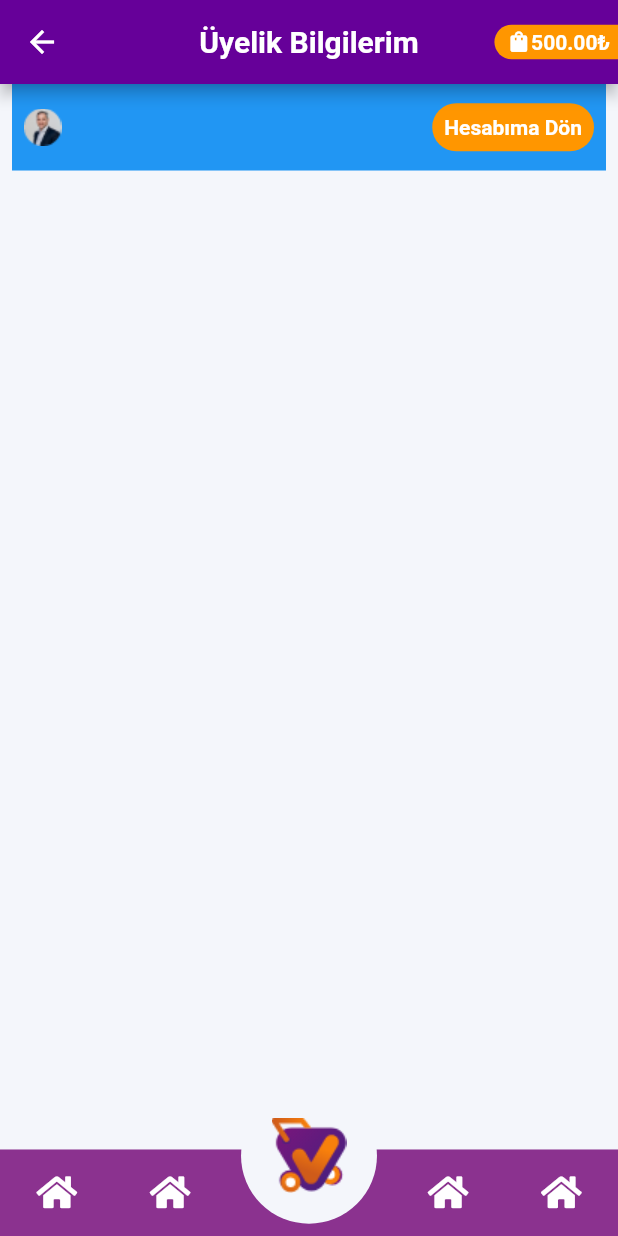
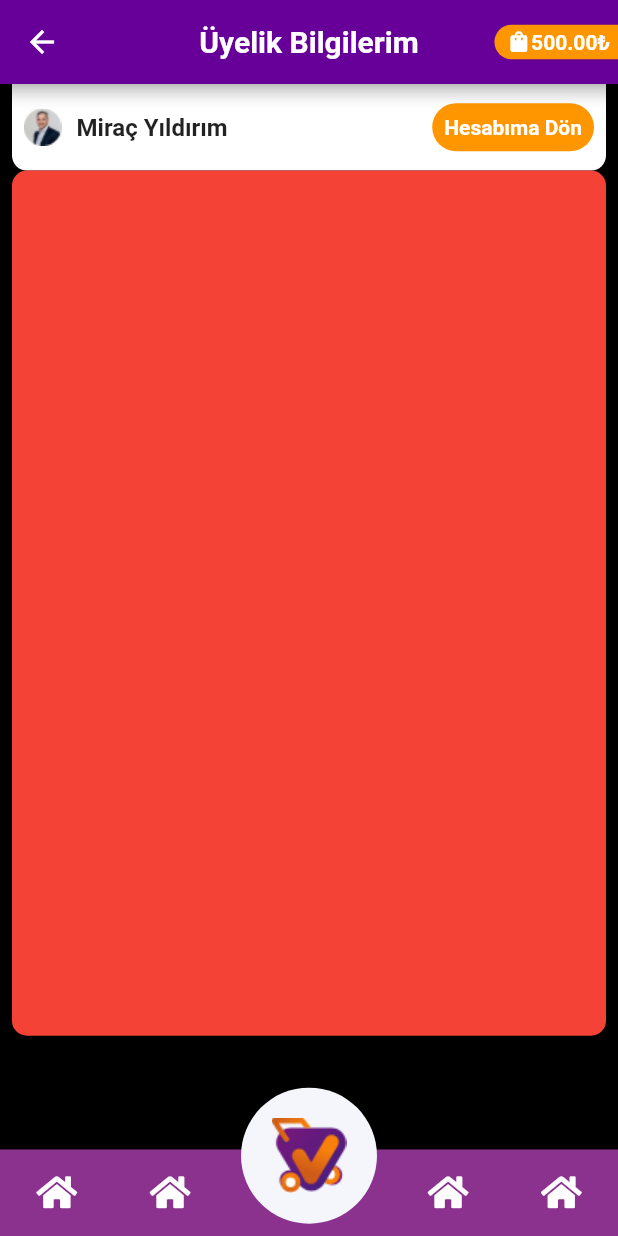
Before and after one commit to tolgabaskesen/vergelsin, a Flutter app: the UyelikBilgilerim screen opened by its route, on a phone screen of 412 x 824 dp. Run offline on Flutter 3.47's test engine with Material 2 defaults, Android fonts, the phone set to English and light mode, and no system bars; drawn by our look-alikes of auto_size_text; our stand-ins replace font_awesome_flutter, persistent_bottom_nav_bar.

Commit message:
bottomappbar bottomsheet yapıldı

```diff
--- a/lib/main.dart
+++ b/lib/main.dart
@@ -14,6 +14,8 @@ class MyApp extends StatelessWidget {
       title: 'VerGelsin APP',
       theme: ThemeData(
         primarySwatch: Colors.blue,
+        bottomSheetTheme:
+            BottomSheetThemeData(backgroundColor: Colors.transparent),
       ),
       home: MyHomePage(title: 'VerGelsin APP'),
       debugShowCheckedModeBanner: false,
--- a/lib/screens/deneme_screen.dart
+++ b/lib/screens/deneme_screen.dart
@@ -28,7 +28,7 @@ Widget navBar(BuildContext context) {
   return Container(
     width: size.width,
     height: size.height * 0.12,
-    color: arkaplanRenk,
+    color: Colors.transparent,
     alignment: Alignment.bottomCenter,
     child: Stack(
       children: [
--- a/lib/screens/uyelik_bilgilerim.dart
+++ b/lib/screens/uyelik_bilgilerim.dart
@@ -16,18 +16,24 @@ class _UyelikBilgilerimState extends State<UyelikBilgilerim> {
     Size size = MediaQuery.of(context).size;
     return Scaffold(
       appBar: genelAppBar(context, "Üyelik Bilgilerim"),
-      bottomNavigationBar: navBar(context),
+      //bottomNavigationBar: navBar(context),
+      bottomSheet: navBar(context),
       body: SingleChildScrollView(
         child: Container(
           width: size.width,
           height: size.height,
-          color: arkaplanRenk,
+          color: Colors.black,
           child: Column(
             children: [
               Container(
                 margin: EdgeInsets.only(left: 8, right: 8),
                 height: size.height * 0.07,
-                color: Colors.blue,
+                decoration: BoxDecoration(
+                    borderRadius: BorderRadius.only(
+                      bottomLeft: Radius.circular(10),
+                      bottomRight: Radius.circular(10),
+                    ),
+                    color: Colors.white),
                 child: Padding(
                   padding: const EdgeInsets.only(left: 8.0, right: 8.0),
                   child: Row(
@@ -35,7 +41,13 @@ class _UyelikBilgilerimState extends State<UyelikBilgilerim> {
                     children: [
                       Row(
                         children: [
-                          Image.asset("assets/icons/profilephoto.png")
+                          Image.asset("assets/icons/profilephoto.png"),
+                          Padding(
+                            padding: const EdgeInsets.only(left: 10.0),
+                            child: Text("Miraç Yıldırım",
+                                style: TextStyle(
+                                    fontWeight: FontWeight.bold, fontSize: 16)),
+                          ),
                         ],
                       ),
                       GestureDetector(
@@ -61,6 +73,13 @@ class _UyelikBilgilerimState extends State<UyelikBilgilerim> {
                     ],
                   ),
                 ),
+              ),
+              Container(
+                margin: EdgeInsets.only(left: 8, right: 8),
+                height: size.height * 0.7,
+                decoration: BoxDecoration(
+                    borderRadius: BorderRadius.all(Radius.circular(10)),
+                    color: Colors.red),
               ),
             ],
           ),
```
